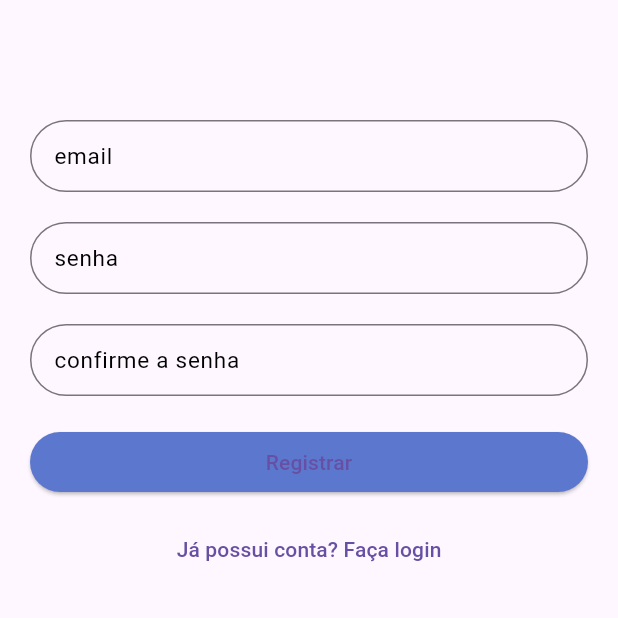
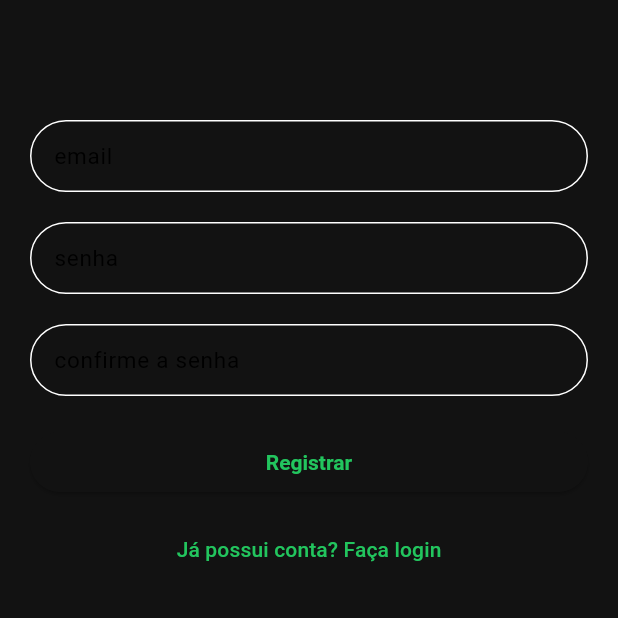
Before and after one commit to Curso-Fullstack-Dart-Flutter2/three_thousand_words_app, a Flutter app: the RegisterPage screen opened by its route, on a phone screen of 412 x 824 dp, the top half of it. Run offline on Flutter 3.47's test engine with Material 3 defaults, Android fonts, the phone set to English and light mode, and no system bars; our stand-ins replace dio, firebase_auth, firebase_core, firebase_remote_config, flutter_signin_button, get_it and 8 more; missing offline and left inert: validatorless; accounts and stored records are empty; network calls fail; Roboto replaces fonts that are missing (Mandali).

Commit message:
Refactor UI design system and add primary button component

```diff
--- /dev/null
+++ b/lib/app/core/ui/design_system/styles/ttw_ds_colors.dart
@@ -0,0 +1,10 @@
+import 'package:flutter/material.dart';
+
+class TtwDsColors {
+  static const ttwBackground = Color(0xFF121212);
+  static const ttwCard = Color(0xFF1C1C1E);
+  static const ttwGreen = Color(0xFF22C55E);
+  static const ttwOrange = Color(0xFFFB923C);
+  static const ttwWhite = Color(0xFFFFFFFF);
+  static const ttwGrey = Color(0xFFB0B0B0);
+}
--- a/lib/app/core/ui/theme_extensions.dart
+++ b/lib/app/core/ui/theme_extensions.dart
@@ -12,4 +12,5 @@ extension ThemeExtensions on BuildContext {
         fontWeight: FontWeight.bold,
         color: Colors.grey,
       );
+
 }
--- a/lib/app/core/ui/three_thousand_ui_config.dart
+++ b/lib/app/core/ui/three_thousand_ui_config.dart
@@ -1,10 +1,11 @@
 import 'package:flutter/material.dart';
 import 'package:google_fonts/google_fonts.dart';
+import 'package:three_thousand_words/app/core/ui/design_system/styles/ttw_ds_colors.dart';
 
 class ThreeThousandUiConfig {
   ThreeThousandUiConfig._();
 
-  static ThemeData get theme => ThemeData(
+  static ThemeData get whiteTheme => ThemeData(
         textTheme: GoogleFonts.mandaliTextTheme(),
         primaryColor: const Color(0xFF5C77CE),
         primaryColorLight: const Color(0xFFABC8F7),
@@ -14,4 +15,23 @@ class ThreeThousandUiConfig {
           ),
         ),
       );
+
+  static ThemeData get darkTheme => ThemeData(
+        scaffoldBackgroundColor: TtwDsColors.ttwBackground,
+        cardColor: TtwDsColors.ttwCard,
+        primaryColor: TtwDsColors.ttwGreen,
+        colorScheme: const ColorScheme.dark(
+          surface: TtwDsColors.ttwBackground,
+          primary: TtwDsColors.ttwGreen,
+          secondary: TtwDsColors.ttwOrange,
+        ),
+        elevatedButtonTheme: ElevatedButtonThemeData(
+          style: ElevatedButton.styleFrom(
+            textStyle: const TextStyle(fontWeight: FontWeight.bold),
+            shape: RoundedRectangleBorder(
+              borderRadius: BorderRadius.circular(12),
+            ),
+          ),
+        ),
+      );
 }
--- a/lib/app/three_thousand_words_app.dart
+++ b/lib/app/three_thousand_words_app.dart
@@ -28,7 +28,9 @@ class _ThreeThousandWordsAppState extends State<ThreeThousandWordsApp> {
       title: 'Three Thousand Words app',
       debugShowCheckedModeBanner: false,
       initialRoute: '/splash',
-      theme: ThreeThousandUiConfig.theme,
+      theme: ThreeThousandUiConfig.whiteTheme,
+      darkTheme: ThreeThousandUiConfig.darkTheme,
+      themeMode: ThemeMode.dark,
       routes: {
         '/splash': (context) => const SplashPage(),
         '/login': (context) => const LoginPage(),
```
Also changed, not shown: lib/app/core/ui/design_system/components/ttw_ds_primary_buttom.dart (added, +30 -0 lines), lib/app/core/ui/design_system/components/ttw_ds_quiz_card.dart (added, +57 -0 lines), lib/app/core/ui/design_system/styles/ttw_ds_app_text_styles.dart (added, +21 -0 lines), lib/app/features/home/presentation/pages/home_page.dart (+49 -17 lines).
